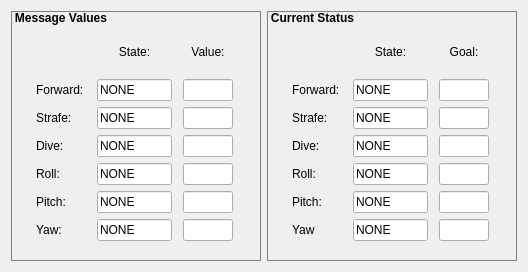
PalouseRobosub/robosub, file src/rqt/rqt_control/resource/Control.ui: the form before one commit.
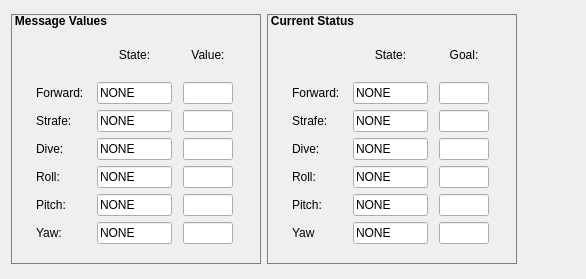
The form after the commit.

Commit message: Added logo to the plugins. Need better way for notifying user of stale info.

```diff
--- a/src/rqt/rqt_control/resource/Control.ui
+++ b/src/rqt/rqt_control/resource/Control.ui
@@ -6,8 +6,8 @@
    <rect>
     <x>0</x>
     <y>0</y>
-    <width>526</width>
-    <height>270</height>
+    <width>586</width>
+    <height>279</height>
    </rect>
   </property>
   <property name="windowTitle">
@@ -827,6 +827,19 @@
      </layout>
     </widget>
    </item>
+   <item>
+    <widget class="QLabel" name="logoBox">
+     <property name="maximumSize">
+      <size>
+       <width>135</width>
+       <height>16777215</height>
+      </size>
+     </property>
+     <property name="text">
+      <string>            </string>
+     </property>
+    </widget>
+   </item>
   </layout>
  </widget>
  <resources/>
```
The commit also changes 3 other files.
